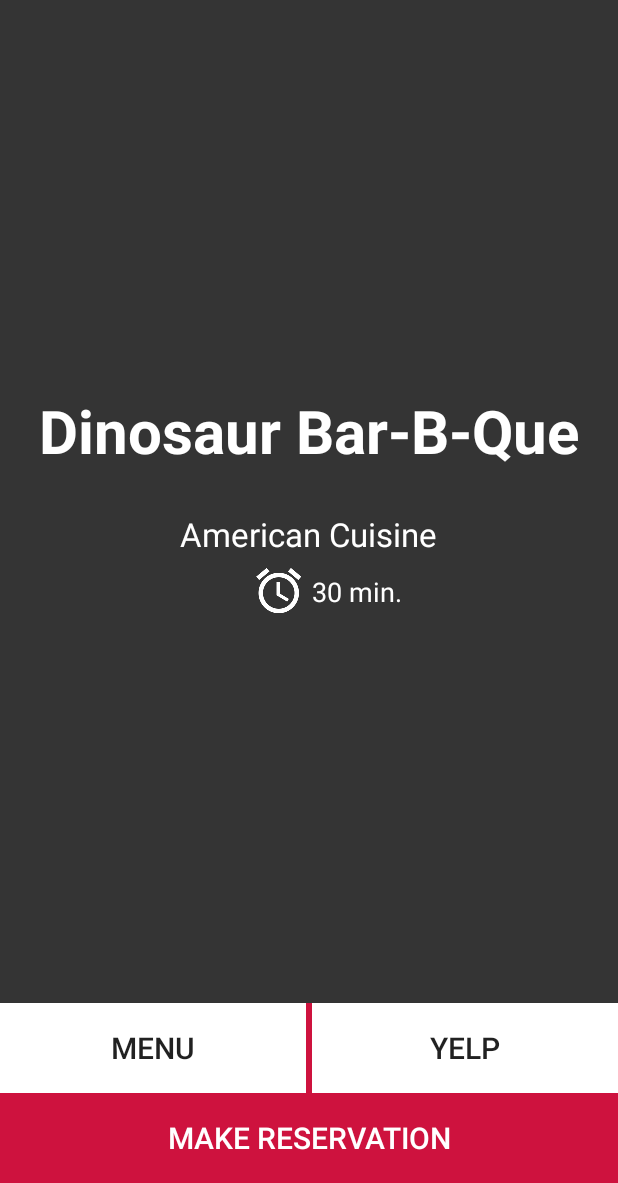
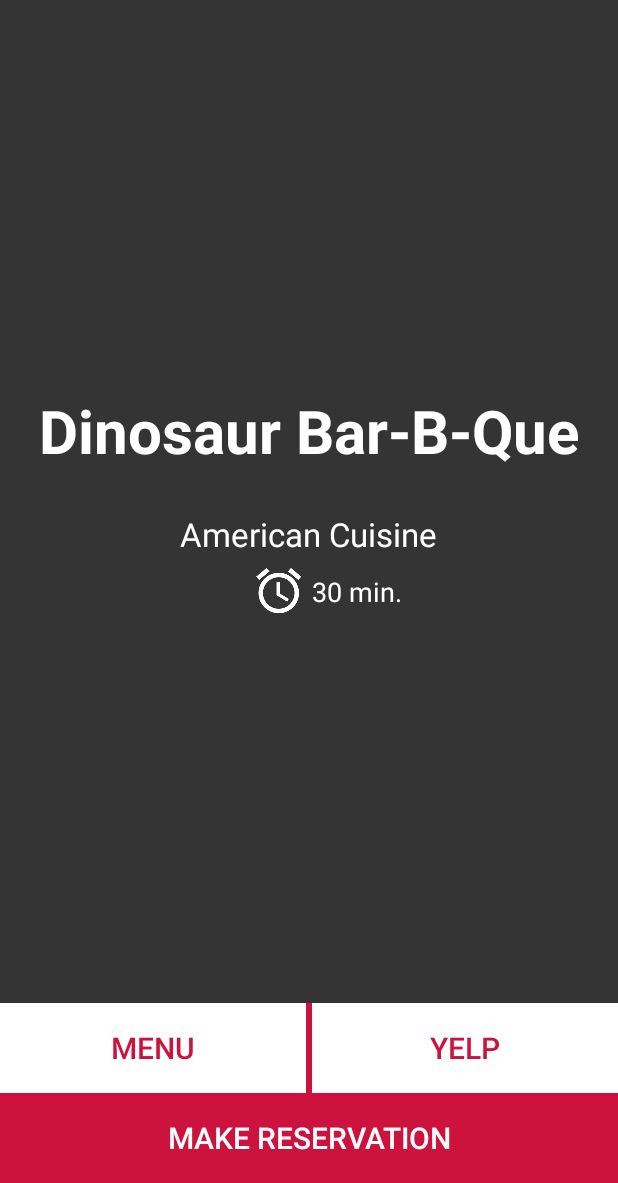
Before and after one commit to mmnavarr/QuickSit, an Android app: the ResActivity screen opened directly, with no data from a screen before it, on a phone screen of 412 x 824 dp, the part 53-1236 px from its top. Run offline under Robolectric (Android 15) with nearby library versions, the phone set to English and light mode, and no system bars; 6 statements that could not run were skipped.

Commit message:
midterm update

```diff
--- a/app/build.gradle
+++ b/app/build.gradle
@@ -5,8 +5,7 @@ android {
         config {
             keyAlias 'QuickSitKey'
             keyPassword 'quicksitkey'
-            storeFile file('/Users/Sam/cis444/AndroidStudioProjects/android.jks')
-
+            storeFile file('/Users/malcolmnavarro/Keystores/android.jks')
             storePassword 'Xyzlol!1'
         }
     }
--- a/app/src/main/java/com/cyberplays/quicksit/ResActivity.java
+++ b/app/src/main/java/com/cyberplays/quicksit/ResActivity.java
@@ -225,31 +225,7 @@ public class ResActivity extends ActionBarActivity {
 
                     Toast.makeText(getApplicationContext(), "Make Res Call", Toast.LENGTH_SHORT).show();
 
-                    /*AlertDialog.Builder alertDialogBuilder = new AlertDialog.Builder(getApplicationContext());
 
-                    alertDialogBuilder.setView(R.layout.make_dialog);
-
-                    // set dialog message
-                    alertDialogBuilder
-                            .setCancelable(false)
-                            .setPositiveButton("OK",
-                                    new DialogInterface.OnClickListener() {
-                                        public void onClick(DialogInterface dialog, int id) {
-                                            //HTTPOST REQUEST TO HOST SIDE
-                                        }
-                                    })
-                            .setNegativeButton("Cancel",
-                                    new DialogInterface.OnClickListener() {
-                                        public void onClick(DialogInterface dialog,int id) {
-                                            dialog.cancel();
-                                        }
-                                    });
-
-                    // create alert dialog
-                    AlertDialog alertDialog = alertDialogBuilder.create();
-
-                    // show it
-                    alertDialog.show();*/
                 } else if (event.getAction() == MotionEvent.ACTION_UP) {
                     //style for un-touch
                     make.setBackgroundColor(getResources().getColor(R.color.shittyRoses));
--- a/app/src/main/java/com/cyberplays/quicksit/Restaurant.java
+++ b/app/src/main/java/com/cyberplays/quicksit/Restaurant.java
@@ -40,13 +40,12 @@ public class Restaurant implements Parcelable{
 
     protected Location resLocation; // The restaurant's geographical location
 
-    public Restaurant (String name, String type, String yelp, String menu, String pass,
+    public Restaurant (String name, String type, String yelp, String menu,
                        String phone, Boolean res, double lat, double lon, int wait){
         this.name = name;
         this.type = type;
         this.yelpURL = yelp;
         this.menuURL = menu;
-        this.password = pass;
         this.phone = phone;
         this.takesRes = res;
         this.waitTime = wait;
--- a/app/src/main/res/layout/activity_main.xml
+++ b/app/src/main/res/layout/activity_main.xml
@@ -51,7 +51,8 @@
         android:layout_toLeftOf="@+id/currLocation"
         android:layout_toStartOf="@+id/currLocation"
         android:layout_marginRight="12dp"
-        android:backgroundTint="#ff000000" />
+        android:backgroundTint="#ff000000"
+        android:textColor="#ff000000" />
 
     <ImageButton
         android:layout_width="wrap_content"
@@ -83,7 +84,7 @@
         android:layout_alignParentRight="true"
         android:layout_alignParentEnd="true"
         android:layout_alignParentBottom="true"
-        android:layout_marginTop="10dp" />
+        android:layout_marginTop="15dp" />
 
 
     <SeekBar
--- a/app/src/main/res/layout/activity_res.xml
+++ b/app/src/main/res/layout/activity_res.xml
@@ -68,7 +68,8 @@
             android:layout_alignParentLeft="true"
             android:layout_alignParentStart="true"
             android:layout_toLeftOf="@+id/button"
-            android:layout_toStartOf="@+id/button" />
+            android:layout_toStartOf="@+id/button"
+            android:textColor="#CE123E" />
 
         <Button
             android:layout_width="wrap_content"
@@ -81,7 +82,8 @@
             android:layout_alignParentRight="true"
             android:layout_alignParentEnd="true"
             android:layout_toRightOf="@+id/button"
-            android:layout_toEndOf="@+id/button" />
+            android:layout_toEndOf="@+id/button"
+            android:textColor="#CE123E" />
 
         <Button
             android:layout_width="wrap_content"
--- /dev/null
+++ b/app/src/main/res/layout/dialog_makeres.xml
@@ -0,0 +1,6 @@
+<?xml version="1.0" encoding="utf-8"?>
+<RelativeLayout xmlns:android="http://schemas.android.com/apk/res/android"
+    android:layout_width="match_parent" android:layout_height="match_parent"
+    android:gravity="center">
+
+</RelativeLayout>
--- /dev/null
+++ b/slidedatetimepicker/src/main/res/values/strings.xml
@@ -0,0 +1,3 @@
+<resources>
+    <string name="app_name">SlideDateTimePicker</string>
+</resources>
```
Also changed, not shown: app/src/main/AndroidManifest.xml (+6 -3 lines), app/src/main/java/com/cyberplays/quicksit/ListActivity.java (+14 -7 lines), app/src/main/res/layout/make_dialog.xml (deleted, +0 -20 lines), slidedatetimepicker/build.gradle (added, +24 -0 lines), slidedatetimepicker/src/main/AndroidManifest.xml (added, +9 -0 lines), slidedatetimepicker/src/main/res/drawable-hdpi/ic_launcher.png (added), slidedatetimepicker/src/main/res/drawable-mdpi/ic_launcher.png (added), slidedatetimepicker/src/main/res/drawable-xhdpi/ic_launcher.png (added), slidedatetimepicker/src/main/res/drawable-xxhdpi/ic_launcher.png (added), 3 other files.
